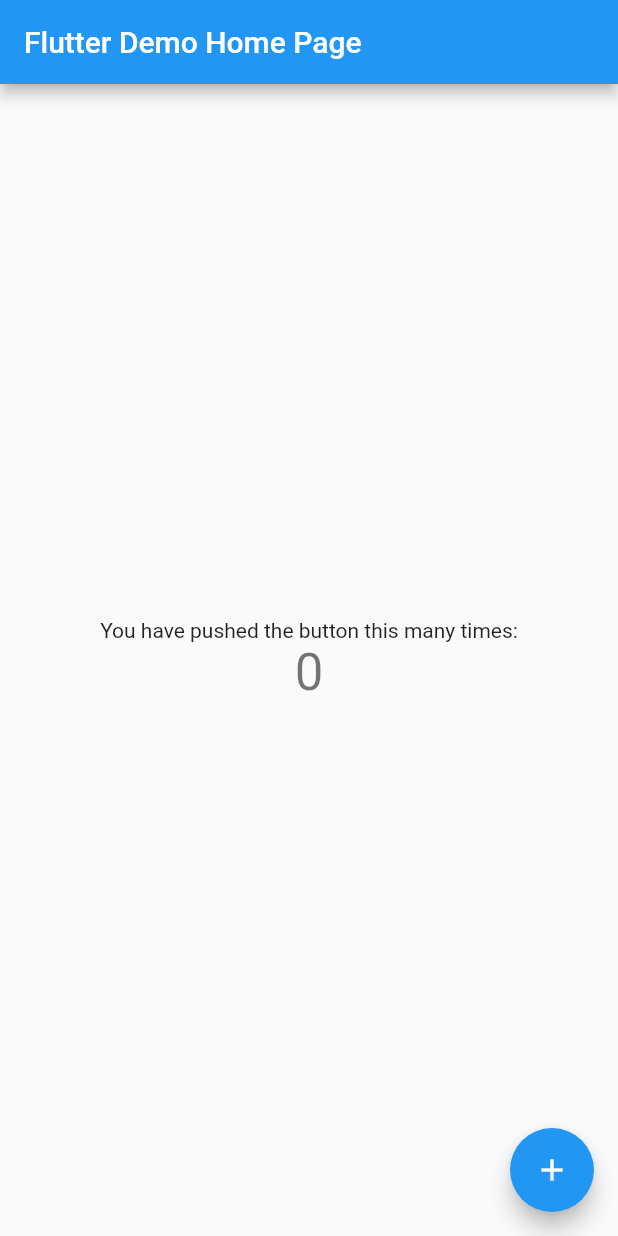
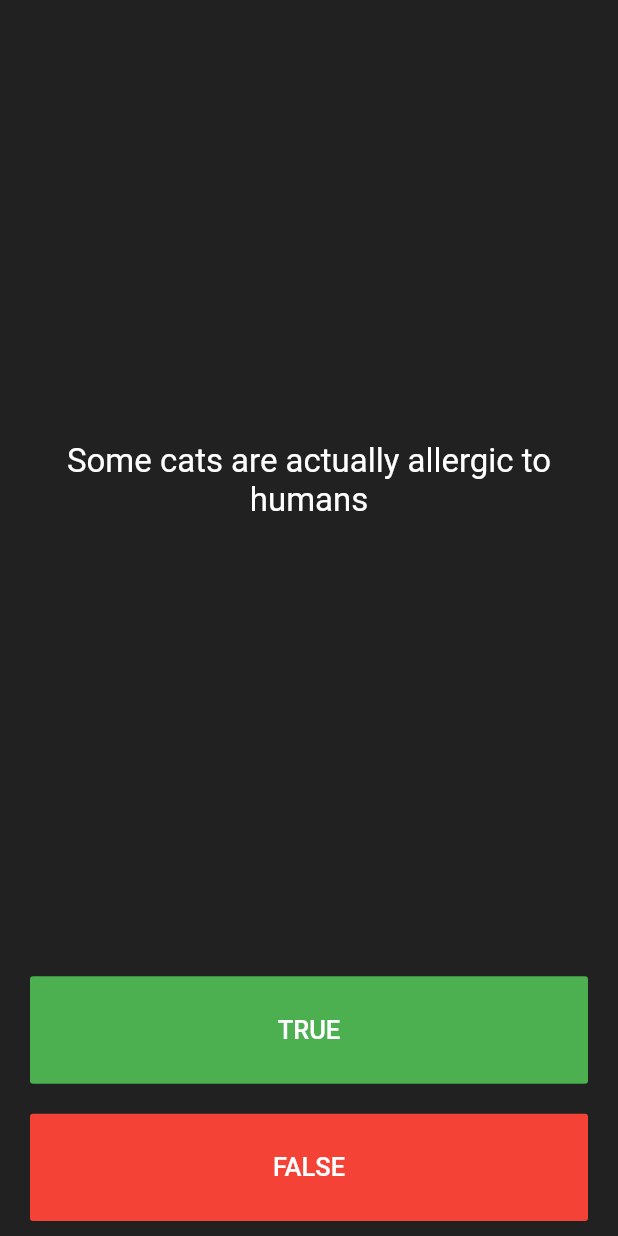
Before and after one commit to juanmendez/learning-flutter.io, a Flutter app: the screen it shows after launch, on a phone screen of 412 x 824 dp. Run offline on Flutter 3.47's test engine with Material 2 defaults, Android fonts, the phone set to English and light mode, and no system bars; our stand-ins replace get_it, injectable, rflutter_alert.

Commit message:
010: working with DI along with stateful widget.

```diff
--- /dev/null
+++ b/lib/injection/injection.dart
@@ -0,0 +1,16 @@
+import 'package:get_it/get_it.dart';
+import 'package:injectable/injectable.dart';
+
+import 'injection.config.dart';
+
+final getIt = GetIt.instance;
+
+@InjectableInit(generateForDir: ["lib"])
+void configuredInjection(String environment) {
+  $initGetIt(getIt, environment: environment);
+}
+
+abstract class Env {
+  static const dev = "development";
+  static const prod = "production";
+}
--- a/lib/main.dart
+++ b/lib/main.dart
@@ -1,117 +1,157 @@
 import 'package:flutter/material.dart';
+import 'package:quizzler/injection/injection.dart';
+import 'package:quizzler/quiz_score.dart';
+import 'package:rflutter_alert/rflutter_alert.dart';
 
 void main() {
-  runApp(MyApp());
+  configuredInjection(Env.dev);
+  runApp(Quizzler());
 }
 
-class MyApp extends StatelessWidget {
-  // This widget is the root of your application.
+class Quizzler extends StatelessWidget {
   @override
   Widget build(BuildContext context) {
     return MaterialApp(
-      title: 'Flutter Demo',
-      theme: ThemeData(
-        // This is the theme of your application.
-        //
-        // Try running your application with "flutter run". You'll see the
-        // application has a blue toolbar. Then, without quitting the app, try
-        // changing the primarySwatch below to Colors.green and then invoke
-        // "hot reload" (press "r" in the console where you ran "flutter run",
-        // or simply save your changes to "hot reload" in a Flutter IDE).
-        // Notice that the counter didn't reset back to zero; the application
-        // is not restarted.
-        primarySwatch: Colors.blue,
-        // This makes the visual density adapt to the platform that you run
-        // the app on. For desktop platforms, the controls will be smaller and
-        // closer together (more dense) than on mobile platforms.
-        visualDensity: VisualDensity.adaptivePlatformDensity,
+      home: Scaffold(
+        backgroundColor: Colors.grey.shade900,
+        body: SafeArea(
+          child: Padding(
+            padding: EdgeInsets.symmetric(horizontal: 10.0),
+            child: QuizPage(),
+          ),
+        ),
       ),
-      home: MyHomePage(title: 'Flutter Demo Home Page'),
     );
   }
 }
 
-class MyHomePage extends StatefulWidget {
-  MyHomePage({Key key, this.title}) : super(key: key);
-
-  // This widget is the home page of your application. It is stateful, meaning
-  // that it has a State object (defined below) that contains fields that affect
-  // how it looks.
-
-  // This class is the configuration for the state. It holds the values (in this
-  // case the title) provided by the parent (in this case the App widget) and
-  // used by the build method of the State. Fields in a Widget subclass are
-  // always marked "final".
-
-  final String title;
-
+class QuizPage extends StatefulWidget {
   @override
-  _MyHomePageState createState() => _MyHomePageState();
+  _QuizPageState createState() => _QuizPageState();
 }
 
-class _MyHomePageState extends State<MyHomePage> {
-  int _counter = 0;
+class _QuizPageState extends State<QuizPage> {
+  String questionContent = "";
+  final quizScore = getIt.get<QuizScore>();
+  final scores = <Icon>[];
 
-  void _incrementCounter() {
+  _QuizPageState() {
+    reset();
+  }
+
+  void answerQuestion(bool response) {
+    if (quizScore.isThisTheLastQuestion) {
+      alertWeAreInLastQuestion();
+    } else {
+      scoreQuestion(response);
+    }
+  }
+
+  void alertWeAreInLastQuestion() {
+    Alert(
+      context: context,
+      title: "Finished!",
+      desc: "You've reached the end of the quiz",
+      buttons: [
+        DialogButton(
+          child: Text("CANCEL"),
+          onPressed: () {
+            Navigator.pop(context);
+            clearView();
+          },
+        ),
+      ]
+    ).show();
+  }
+
+  void scoreQuestion(bool response) {
     setState(() {
-      // This call to setState tells the Flutter framework that something has
-      // changed in this State, which causes it to rerun the build method below
-      // so that the display can reflect the updated values. If we changed
-      // _counter without calling setState(), then the build method would not be
-      // called again, and so nothing would appear to happen.
-      _counter++;
+      final score = quizScore.isAnswerCorrect(response);
+      scores.add(addIcon(score));
+      questionContent = quizScore.getNextQuestion();
     });
+  }
+
+  void clearView() {
+    setState(() {
+      reset();
+    });
+  }
+
+  void reset() {
+    quizScore.clear();
+    scores.clear();
+    questionContent = quizScore.getNextQuestion();
+  }
+
+
+  Icon addIcon(bool score) {
+    if (score) {
+      return Icon(Icons.check, color: Colors.green);
+    } else {
+      return Icon(Icons.close, color: Colors.red);
+    }
   }
 
   @override
   Widget build(BuildContext context) {
-    // This method is rerun every time setState is called, for instance as done
-    // by the _incrementCounter method above.
-    //
-    // The Flutter framework has been optimized to make rerunning build methods
-    // fast, so that you can just rebuild anything that needs updating rather
-    // than having to individually change instances of widgets.
-    return Scaffold(
-      appBar: AppBar(
-        // Here we take the value from the MyHomePage object that was created by
-        // the App.build method, and use it to set our appbar title.
-        title: Text(widget.title),
-      ),
-      body: Center(
-        // Center is a layout widget. It takes a single child and positions it
-        // in the middle of the parent.
-        child: Column(
-          // Column is also a layout widget. It takes a list of children and
-          // arranges them vertically. By default, it sizes itself to fit its
-          // children horizontally, and tries to be as tall as its parent.
-          //
-          // Invoke "debug painting" (press "p" in the console, choose the
-          // "Toggle Debug Paint" action from the Flutter Inspector in Android
-          // Studio, or the "Toggle Debug Paint" command in Visual Studio Code)
-          // to see the wireframe for each widget.
-          //
-          // Column has various properties to control how it sizes itself and
-          // how it positions its children. Here we use mainAxisAlignment to
-          // center the children vertically; the main axis here is the vertical
-          // axis because Columns are vertical (the cross axis would be
-          // horizontal).
-          mainAxisAlignment: MainAxisAlignment.center,
-          children: <Widget>[
-            Text(
-              'You have pushed the button this many times:',
+    return Column(
+      mainAxisAlignment: MainAxisAlignment.spaceBetween,
+      crossAxisAlignment: CrossAxisAlignment.stretch,
+      children: <Widget>[
+        Expanded(
+          flex: 7,
+          child: Padding(
+            padding: EdgeInsets.all(5.0),
+            child: Center(
+              child: Text(
+                questionContent,
+                textAlign: TextAlign.center,
+                style: TextStyle(
+                  fontSize: 22.0,
+                  color: Colors.white,
+                ),
+              ),
             ),
-            Text(
-              '$_counter',
-              style: Theme.of(context).textTheme.headline4,
+          ),
+        ),
+        Expanded(
+          child: Padding(
+            padding: EdgeInsets.all(10.0),
+            child: FlatButton(
+              textColor: Colors.white,
+              color: Colors.green,
+              child: Text(
+                'TRUE',
+                style: TextStyle(
+                  color: Colors.white,
+                  fontSize: 17.0,
+                ),
+              ),
+              onPressed: () => answerQuestion(true),
             ),
-          ],
+          ),
         ),
-      ),
-      floatingActionButton: FloatingActionButton(
-        onPressed: _incrementCounter,
-        tooltip: 'Increment',
-        child: Icon(Icons.add),
-      ), // This trailing comma makes auto-formatting nicer for build methods.
+        Expanded(
+          child: Padding(
+            padding: EdgeInsets.all(10.0),
+            child: FlatButton(
+              color: Colors.red,
+              child: Text(
+                'FALSE',
+                style: TextStyle(
+                  fontSize: 17.0,
+                  color: Colors.white,
+                ),
+              ),
+              onPressed: () => answerQuestion(false),
+            ),
+          ),
+        ),
+        Row(
+          children: scores,
+        )
+      ],
     );
   }
 }
--- /dev/null
+++ b/lib/model/question.dart
@@ -0,0 +1,6 @@
+class Question {
+  final String question;
+  final bool answer;
+
+  Question(this.question, this.answer);
+}
--- /dev/null
+++ b/lib/quiz_score.dart
@@ -0,0 +1,34 @@
+import 'package:injectable/injectable.dart';
+import 'package:quizzler/model/question.dart';
+import 'package:quizzler/repository/quiz_repo.dart';
+
+@Injectable()
+class QuizScore {
+
+  final QuizRepo _quizRepo;
+  int _pos = -1;
+
+  bool get isThisTheLastQuestion => _pos == _questions.length - 1;
+  List<Question> get _questions => _quizRepo.questions;
+
+  QuizScore(this._quizRepo);
+
+  String getNextQuestion() {
+    if (_pos < _quizRepo.length - 1) {
+      _pos++;
+    } else {
+      _pos = 0;
+    }
+
+    return _questions[_pos].question;
+  }
+
+  bool isAnswerCorrect(bool answer) {
+    final question = _questions[_pos];
+    return question.answer == answer;
+  }
+
+  void clear() {
+    _pos = -1;
+  }
+}
--- /dev/null
+++ b/lib/repository/quiz_repo.dart
@@ -0,0 +1,35 @@
+import 'package:injectable/injectable.dart';
+import 'package:quizzler/model/question.dart';
+
+@Injectable()
+class QuizRepo {
+  final questions = <Question>[
+    Question('Some cats are actually allergic to humans', true),
+    Question('You can lead a cow down stairs but not up stairs.', false),
+    Question('Approximately one quarter of human bones are in the feet.', true),
+    Question('A slug\'s blood is green.', true),
+    Question('Buzz Aldrin\'s mother\'s maiden name was \"Moon\".', true),
+    Question('It is illegal to pee in the Ocean in Portugal.', true),
+    Question(
+        'No piece of square dry paper can be folded in half more than 7 times.',
+        false),
+    Question(
+        'In London, UK, if you happen to die in the House of Parliament, you are technically entitled to a state funeral, because the building is considered too sacred a place.',
+        true),
+    Question(
+        'The loudest sound produced by any animal is 188 decibels. That animal is the African Elephant.',
+        false),
+    Question(
+        'The total surface area of two human lungs is approximately 70 square metres.',
+        true),
+    Question('Google was originally called \"Backrub\".', true),
+    Question(
+        'Chocolate affects a dog\'s heart and nervous system; a few ounces are enough to kill a small dog.',
+        true),
+    Question(
+        'In West Virginia, USA, if you accidentally hit an animal with your car, you are free to take it home to eat.',
+        true),
+  ];
+
+  int get length => questions.length;
+}
```
Also changed, not shown: pubspec.yaml (+8 -58 lines), lib/injection/injection.config.dart (added), 1 other file.
